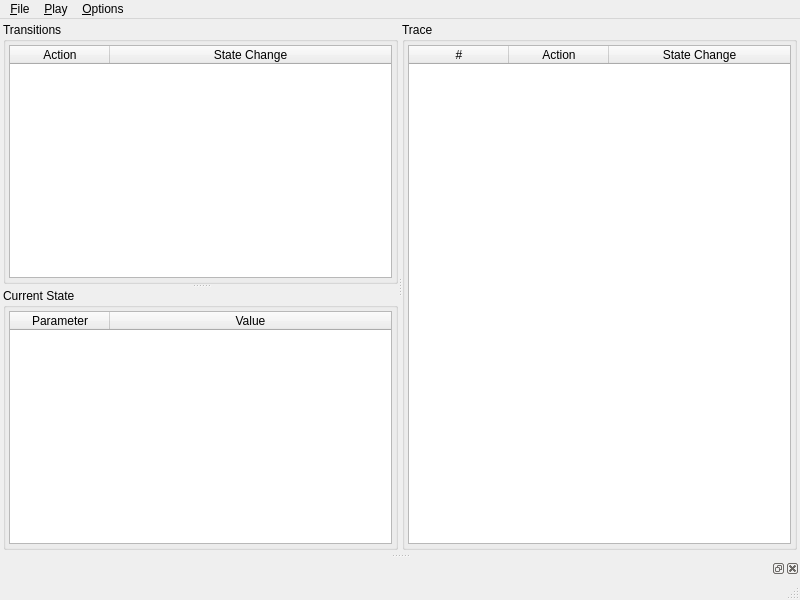
mCRL2org/mCRL2, file tools/release/lpsxsim/mainwindow.ui: the form before one commit.
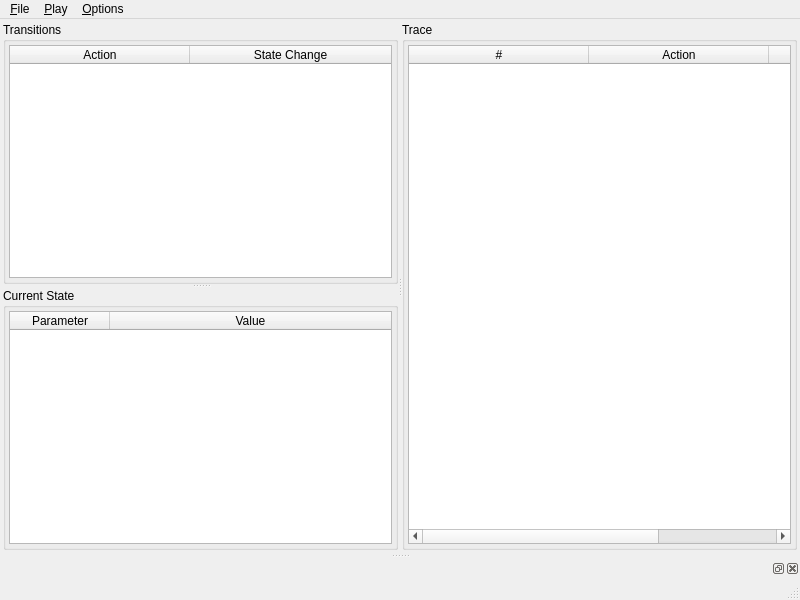
The form after the commit. Icons and pictures are not drawn. Custom widgets are drawn as their Qt base class.

Commit message:
lpsxsim: Some changes to the column widths
The column that holds parameter names is now resized to fit its contents.

Doing the same for columns that hold action names is very hard, since
it is not possible to predict the maximum possible length of actions
for a certain specification. Continously resizing columns automatically
is not user friendly. Therefore, I have chosen to just give them a
default width of 180.

fixes #1396

Patch:
```diff
--- a/tools/release/lpsxsim/mainwindow.ui
+++ b/tools/release/lpsxsim/mainwindow.ui
@@ -53,6 +53,9 @@
            <property name="wordWrap">
             <bool>false</bool>
            </property>
+           <attribute name="horizontalHeaderDefaultSectionSize">
+            <number>180</number>
+           </attribute>
            <attribute name="horizontalHeaderStretchLastSection">
             <bool>true</bool>
            </attribute>
@@ -135,6 +138,9 @@
           <property name="wordWrap">
            <bool>false</bool>
           </property>
+          <attribute name="horizontalHeaderDefaultSectionSize">
+           <number>180</number>
+          </attribute>
           <attribute name="horizontalHeaderStretchLastSection">
            <bool>true</bool>
           </attribute>
```
The commit also changes 1 other file.
